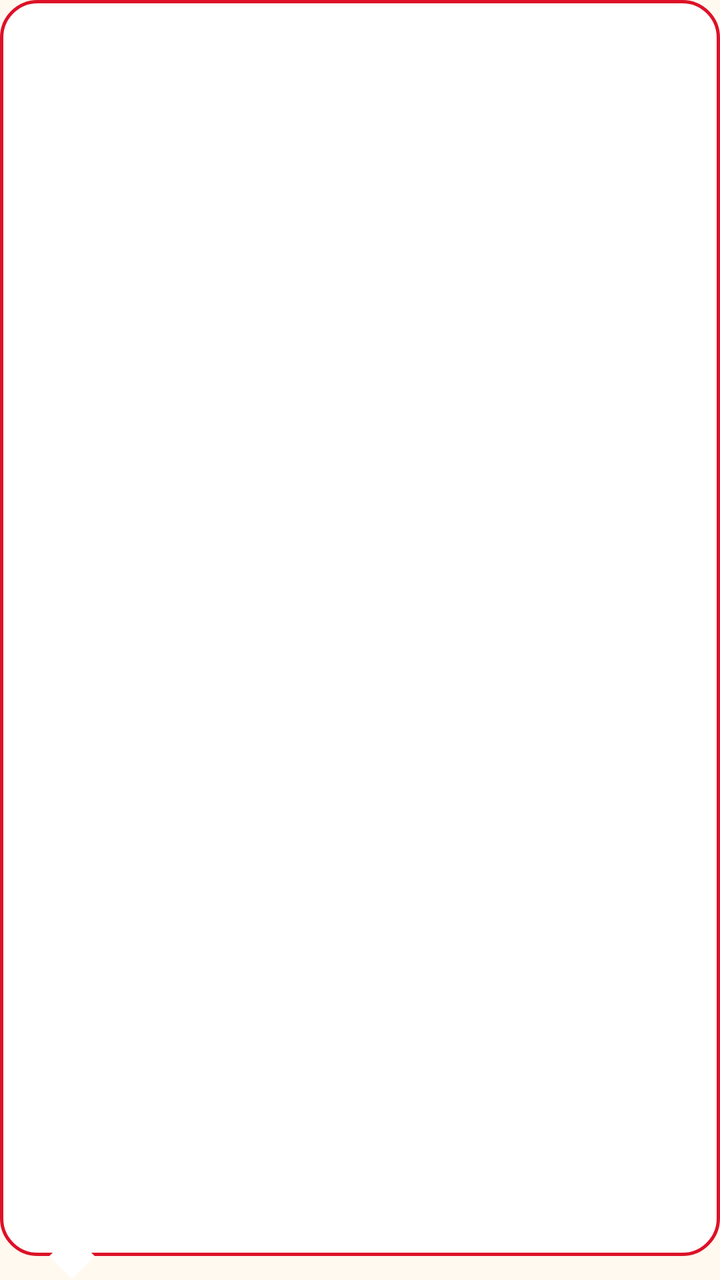
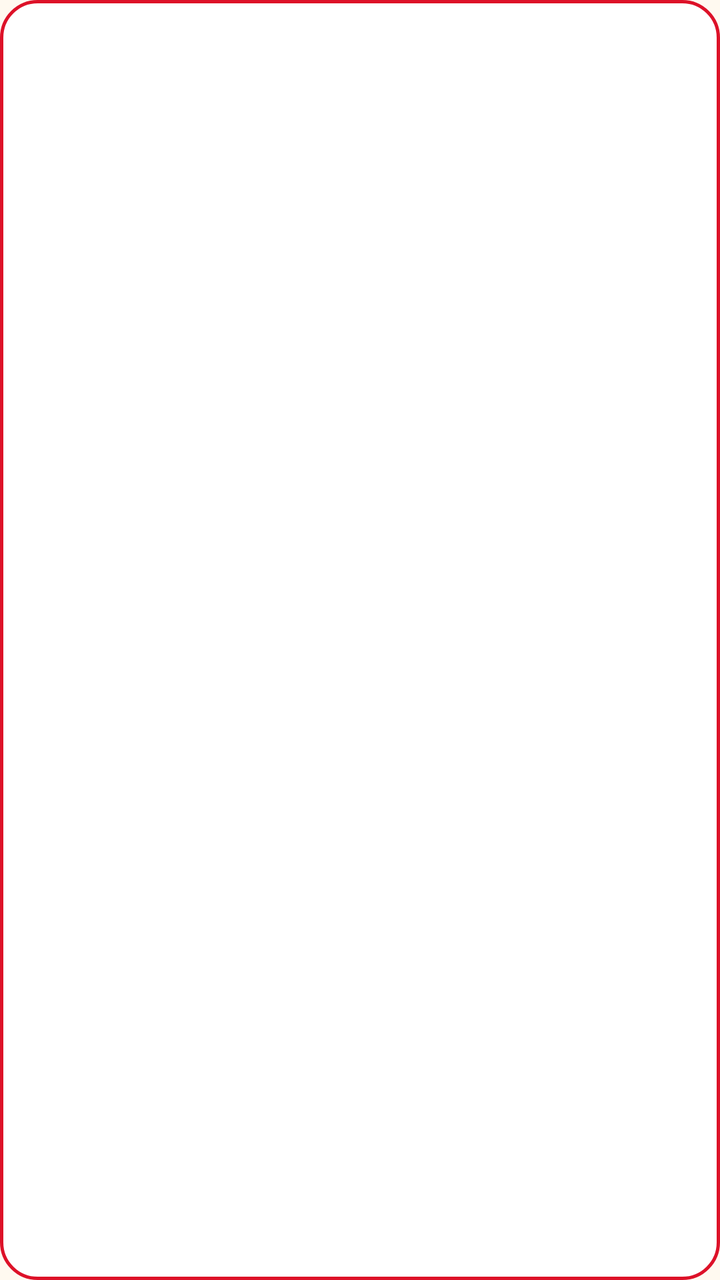

An Android layout rendered at two revisions. The XML below is the earlier revision; the diff shows what the commit changed to produce the second picture.
<!-- AndroidManifest.xml: application theme Theme.Testing -->
<!-- res/layout/view_comic_toast.xml -->
<?xml version="1.0" encoding="utf-8"?>
<LinearLayout xmlns:android="http://schemas.android.com/apk/res/android"
    android:layout_width="wrap_content"
    android:layout_height="wrap_content"
    android:orientation="horizontal"
    android:gravity="center_vertical"
    android:background="@drawable/bg_speech_bubble"
    android:paddingStart="20dp"
    android:paddingEnd="20dp"
    android:paddingTop="14dp"
    android:paddingBottom="18dp">

    <TextView
        android:id="@+id/comicBubbleText"
        android:layout_width="wrap_content"
        android:layout_height="wrap_content"
        android:maxWidth="280dp"
        android:textColor="@color/text_primary"
        android:textSize="13sp"
        android:textStyle="bold"
        android:lineSpacingMultiplier="1.15" />

</LinearLayout>
<!-- resources referenced by this layout -->
<resources>
  <color name="text_primary">#FF0A0A14</color>
  <!-- drawable bg_speech_bubble (drawable) -->
  <?xml version="1.0" encoding="utf-8"?>
  <layer-list xmlns:android="http://schemas.android.com/apk/res/android">
      <item android:bottom="12dp">
          <shape android:shape="rectangle">
              <solid android:color="@color/bg_card" />
              <corners android:radius="18dp" />
              <stroke android:width="1.5dp" android:color="@color/accent_ink" />
          </shape>
      </item>
      <item
          android:gravity="bottom|left"
          android:left="28dp"
          android:bottom="4dp"
          android:width="16dp"
          android:height="16dp">
          <rotate
              android:fromDegrees="45"
              android:pivotX="50%"
              android:pivotY="50%">
              <shape android:shape="rectangle">
                  <solid android:color="@color/bg_card" />
              </shape>
          </rotate>
      </item>
  </layer-list>
  <style name="Theme.Testing" parent="Base.Theme.Testing" />
  <color name="bg_card">#FFFFFFFF</color>
  <color name="accent_ink">#FFDD1128</color>
  <style name="Base.Theme.Testing" parent="Theme.Material3.DayNight.NoActionBar">
          <item name="colorPrimary">@color/accent_purple</item>
          <item name="colorSecondary">@color/accent_purple</item>
          <item name="colorSurface">@color/bg_card</item>
          <item name="android:colorBackground">@color/bg_dark</item>
          <item name="android:windowBackground">@color/bg_dark</item>
          <item name="colorOnPrimary">@color/white</item>
          <item name="colorOnSurface">@color/text_primary</item>
          <item name="android:statusBarColor">@color/bg_dark</item>
          <item name="android:navigationBarColor">@color/bottom_nav_bg</item>
      </style>
  <color name="accent_purple">#FF6B3FEF</color>
  <color name="bg_dark">#FFFFF9F0</color>
  <color name="white">#FFFFFFFF</color>
  <color name="bottom_nav_bg">#FFFFF9F0</color>
</resources>

<!-- the commit's change to res/layout/view_comic_toast.xml (unified diff, before → after) -->
@@ -8,7 +8,7 @@
     android:paddingStart="20dp"
     android:paddingEnd="20dp"
     android:paddingTop="14dp"
-    android:paddingBottom="18dp">
+    android:paddingBottom="14dp">
 
     <TextView
         android:id="@+id/comicBubbleText"
<!-- resource entries referenced after the edit -->
@@ -3,30 +3,12 @@
   <color name="text_primary">#FF0A0A14</color>
   <!-- drawable bg_speech_bubble (drawable) -->
   <?xml version="1.0" encoding="utf-8"?>
-  <layer-list xmlns:android="http://schemas.android.com/apk/res/android">
-      <item android:bottom="12dp">
-          <shape android:shape="rectangle">
-              <solid android:color="@color/bg_card" />
-              <corners android:radius="18dp" />
-              <stroke android:width="1.5dp" android:color="@color/accent_ink" />
-          </shape>
-      </item>
-      <item
-          android:gravity="bottom|left"
-          android:left="28dp"
-          android:bottom="4dp"
-          android:width="16dp"
-          android:height="16dp">
-          <rotate
-              android:fromDegrees="45"
-              android:pivotX="50%"
-              android:pivotY="50%">
-              <shape android:shape="rectangle">
-                  <solid android:color="@color/bg_card" />
-              </shape>
-          </rotate>
-      </item>
-  </layer-list>
+  <shape xmlns:android="http://schemas.android.com/apk/res/android"
+      android:shape="rectangle">
+      <solid android:color="@color/bg_card" />
+      <corners android:radius="18dp" />
+      <stroke android:width="1.5dp" android:color="@color/accent_ink" />
+  </shape>
   <style name="Theme.Testing" parent="Base.Theme.Testing" />
   <color name="bg_card">#FFFFFFFF</color>
   <color name="accent_ink">#FFDD1128</color>
